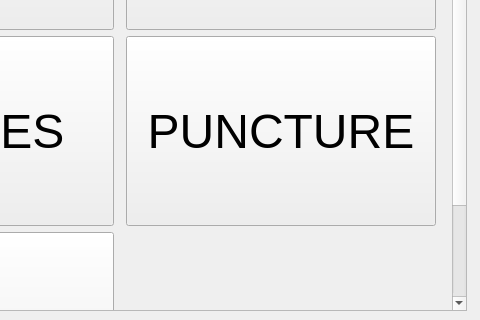
Pwersa/Medical-Cabinet, file RASPI/select_injury_type.ui: the form before one commit; both pictures show x 544 to 1024 and y 280 to 600 of the 1024 by 600 pixel window.
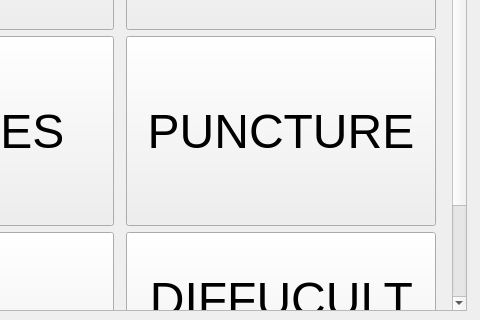
The form after the commit.

```diff
--- a/RASPI/select_injury_type.ui
+++ b/RASPI/select_injury_type.ui
@@ -66,8 +66,8 @@
      <property name="geometry">
       <rect>
        <x>0</x>
-       <y>0</y>
-       <width>982</width>
+       <y>-29</y>
+       <width>986</width>
        <height>600</height>
       </rect>
      </property>
@@ -275,6 +275,33 @@
         </property>
        </widget>
       </item>
+      <item row="2" column="2">
+       <widget class="QPushButton" name="breathing_button">
+        <property name="minimumSize">
+         <size>
+          <width>310</width>
+          <height>190</height>
+         </size>
+        </property>
+        <property name="maximumSize">
+         <size>
+          <width>310</width>
+          <height>190</height>
+         </size>
+        </property>
+        <property name="font">
+         <font>
+          <pointsize>36</pointsize>
+          <weight>50</weight>
+          <bold>false</bold>
+         </font>
+        </property>
+        <property name="text">
+         <string>DIFFUCULT 
+ BREATHING</string>
+        </property>
+       </widget>
+      </item>
      </layout>
     </widget>
    </widget>
```
